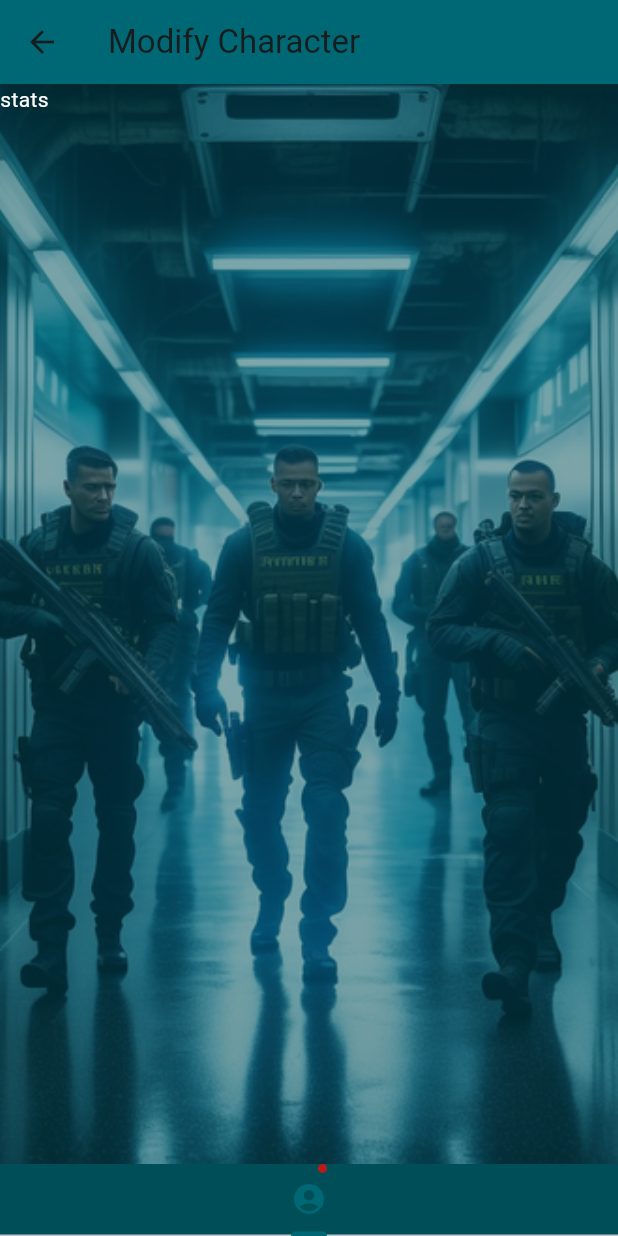
After one commit to dragon-ion-za/elc-companion-app, a Flutter app: the CharacterModificationScreen screen opened directly, on a phone screen of 412 x 824 dp. The commit adds this screen. Run offline on Flutter 3.47's test engine with Material 3 defaults, Android fonts, the phone set to English and light mode, and no system bars; our stand-ins replace flutter_riverpod, flutter_secure_storage; missing offline and left inert: flutter_appauth, global_configuration; accounts and stored records are empty.

Commit message:
Started adding screen and pages for character stats
#100

```diff
--- /dev/null
+++ b/companion_app/lib/pages/character_stats.page.dart
@@ -0,0 +1,11 @@
+import 'package:flutter/material.dart';
+
+class CharacterStatsPage extends StatelessWidget {
+  const CharacterStatsPage({super.key});
+
+  @override
+  Widget build(BuildContext context) {
+    return Text('stats');
+  }
+
+}
--- a/companion_app/lib/screens/character_list.screen.dart
+++ b/companion_app/lib/screens/character_list.screen.dart
@@ -1,5 +1,6 @@
 import 'package:elc_companion_app/models/character.dart';
 import 'package:elc_companion_app/providers/character-list.provider.dart';
+import 'package:elc_companion_app/screens/character_modification.screen.dart';
 import 'package:flutter/material.dart';
 import 'package:flutter_riverpod/flutter_riverpod.dart';
 
@@ -24,10 +25,23 @@ class CharacterListScreen extends ConsumerWidget {
                 fit: BoxFit.cover)),
         child: switch (characters) {
           AsyncLoading() => const CircularProgressIndicator(),
-          AsyncError() =>  const Center(child:  Text('Oops..'),),
+          AsyncError() => const Center(
+              child: Text('Oops..'),
+            ),
           AsyncValue<List<Character>>(:final value) =>
             value == null || value.isEmpty
-                ? const Center(child:  Text('No data'),)
+                ? Center(
+                    child: Column(
+                      mainAxisAlignment: MainAxisAlignment.center,
+                      mainAxisSize: MainAxisSize.max,
+                      children: [
+                        const Text('You have no characters yet'),
+                        IconButton.filled(onPressed: () {
+                          Navigator.of(context).push(MaterialPageRoute(builder: (ctx) => const CharacterModificationScreen()));
+                        }, icon: const Icon(Icons.add),),
+                      ],
+                    ),
+                  )
                 : ListView.builder(
                     itemCount: value.length,
                     itemBuilder: (ctx, index) => ListTile(
--- /dev/null
+++ b/companion_app/lib/screens/character_modification.screen.dart
@@ -0,0 +1,39 @@
+import 'package:elc_companion_app/pages/character_stats.page.dart';
+import 'package:flutter/material.dart';
+
+class CharacterModificationScreen extends StatelessWidget {
+  const CharacterModificationScreen({super.key});
+
+  @override
+  Widget build(BuildContext context) {
+    return DefaultTabController(
+      length: 1,
+      child: Scaffold(
+        appBar: AppBar(
+          title: const Text('Modify Character'),
+        ),
+        body: Container(
+          width: double.infinity,
+          height: double.infinity,
+          decoration: const BoxDecoration(
+              image: DecorationImage(
+                  image: AssetImage('assets/images/background.png'),
+                  opacity: 0.5,
+                  fit: BoxFit.cover)),
+          child: TabBarView(children: [
+            CharacterStatsPage()
+          ],),
+        ),
+        bottomNavigationBar: TabBar(
+          tabs: [
+            Badge(
+              child: Tab(
+                icon: Icon(Icons.account_circle),
+              ),
+            )
+          ],
+        ),
+      ),
+    );
+  }
+}
```
